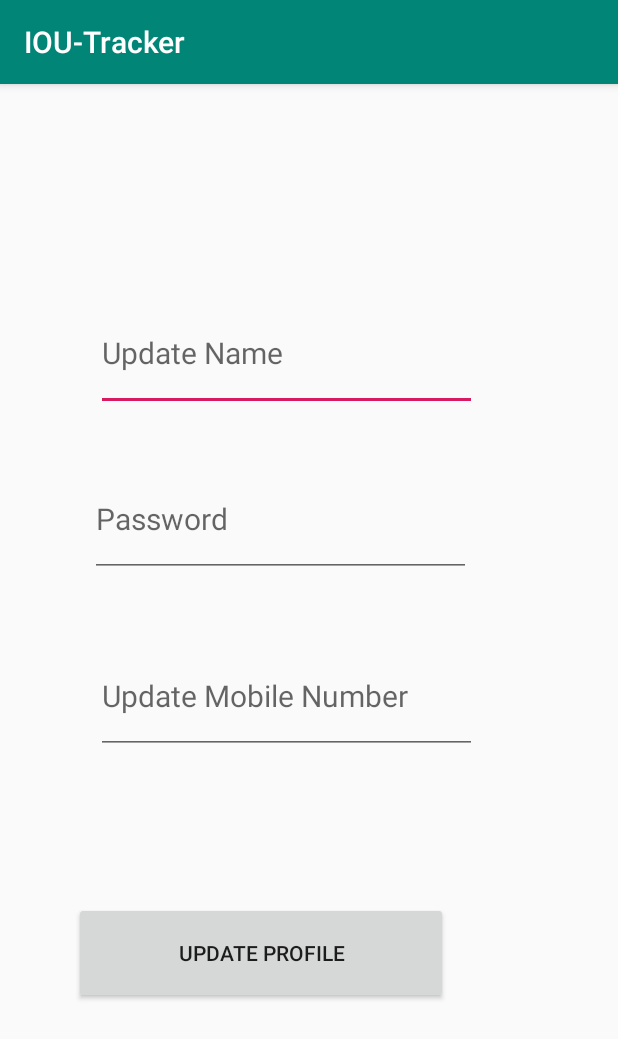
After one commit to pulkitvajpayee07/NITC-IOU-Tracker, an Android app: the UpdateActivity screen opened directly, with no data from a screen before it, on a phone screen of 412 x 824 dp. The commit adds this screen. Shown: the top 1039 px of the screen. Run offline under Robolectric (Android 15) with nearby library versions, the phone set to English and light mode, and no system bars; our stand-ins replace Firebase (no records; nobody signed in at launch, a user with empty details on screens opened directly).

Commit message:
updateActivity initial version

```diff
--- a/app/src/main/AndroidManifest.xml
+++ b/app/src/main/AndroidManifest.xml
@@ -15,6 +15,7 @@
         <activity android:name=".HaveGroupActivity" />
         <activity android:name=".HomeActivity" />
         <activity android:name=".LoginActivity" />
+        <activity android:name=".UpdateActivity" />
         <activity android:name=".MainActivity">
             <intent-filter>
                 <action android:name="android.intent.action.MAIN" />
--- a/app/src/main/java/com/example/iou_tracker/HomeActivity.java
+++ b/app/src/main/java/com/example/iou_tracker/HomeActivity.java
@@ -49,5 +49,14 @@ public class HomeActivity extends AppCompatActivity {
                 startActivity(ToCreateGroup);
             }
         });
+
+        btUpdateProfile.setOnClickListener(new View.OnClickListener() {
+            @Override
+            public void onClick(View view) {
+                Intent ToUpdate = new Intent(HomeActivity.this, UpdateActivity.class);
+                startActivity(ToUpdate);
+                //finish();
+            }
+        });
     }
 }
--- /dev/null
+++ b/app/src/main/java/com/example/iou_tracker/UpdateActivity.java
@@ -0,0 +1,98 @@
+package com.example.iou_tracker;
+
+import android.content.Intent;
+import android.os.Bundle;
+import android.util.Log;
+import android.view.View;
+import android.widget.Button;
+import android.widget.EditText;
+import android.widget.Toast;
+
+import androidx.annotation.NonNull;
+import androidx.appcompat.app.AppCompatActivity;
+
+import com.google.android.gms.tasks.OnFailureListener;
+import com.google.android.gms.tasks.OnSuccessListener;
+import com.google.firebase.auth.FirebaseAuth;
+import com.google.firebase.auth.FirebaseUser;
+import com.google.firebase.firestore.DocumentReference;
+import com.google.firebase.firestore.FirebaseFirestore;
+
+import java.util.HashMap;
+import java.util.Map;
+
+public  class UpdateActivity extends AppCompatActivity  {
+    private EditText pass, name, mobile ;
+    Button updatebtn;
+    private FirebaseFirestore db ;
+    FirebaseAuth mFirebaseAuth;
+    FirebaseFirestore fStore;
+    String userId;
+
+    protected void onCreate(Bundle savedInstanceState) {
+        super.onCreate(savedInstanceState);
+        setContentView(R.layout.activity_update);
+
+        db = FirebaseFirestore.getInstance();
+        pass = findViewById(R.id.editText_password);
+        name = findViewById(R.id.editText_name);
+        mobile = findViewById(R.id.editText_mobile);
+        updatebtn = findViewById(R.id.button_update);
+
+        updatebtn.setOnClickListener(new View.OnClickListener() {
+            @Override
+            public void onClick(View v) {
+                String newName = name.getText().toString().trim();
+                String newPassword = pass.getText().toString().trim();
+                String newMobile = mobile.getText().toString().trim();
+
+
+                if (newName.isEmpty()) {
+
+                }
+                if (newPassword.isEmpty()) {
+
+                }
+                if (newMobile.isEmpty()) {
+
+                }
+                FirebaseUser user = FirebaseAuth.getInstance().getCurrentUser();
+                userId = user.getUid();
+                if (user != null) {
+                    Log.d("OnSuccess", "User profile is updated" + userId);
+                    final DocumentReference documentReference = db.collection("Users").document(userId);
+                    Map<String, Object> updatemap = new HashMap<>();
+                    updatemap.put("FName", newName);
+                    updatemap.put("Contact", newMobile);
+                    documentReference.update(updatemap)
+                            .addOnSuccessListener(new OnSuccessListener<Void>() {
+                                @Override
+                                public void onSuccess(Void aVoid) {
+                                    Log.d("TAG", "OnSuccess: User profile is updated");
+                                    Toast.makeText(UpdateActivity.this,"your profile is updated ",Toast.LENGTH_SHORT).show();
+                                    Intent ToHome = new Intent(UpdateActivity.this, HomeActivity.class);
+                                    startActivity(ToHome);
+                                }
+                            })
+                            .addOnFailureListener(new OnFailureListener() {
+                                @Override
+                                public void onFailure(@NonNull Exception e) {
+                                    Log.e("TAG", "OnFailure: ", e);
+                                }
+                            });
+
+                } else {
+                    // No user is signed in
+                }
+            }
+        });
+
+
+                //mFirebaseAuth = FirebaseAuth.getInstance();
+                //userId = mFirebaseAuth.getCurrentUser().getUid();
+
+
+
+}
+
+}
--- /dev/null
+++ b/app/src/main/res/layout/activity_update.xml
@@ -0,0 +1,67 @@
+<?xml version="1.0" encoding="utf-8"?>
+<androidx.constraintlayout.widget.ConstraintLayout xmlns:android="http://schemas.android.com/apk/res/android"
+    xmlns:app="http://schemas.android.com/apk/res-auto"
+    xmlns:tools="http://schemas.android.com/tools"
+    android:layout_width="match_parent"
+    android:layout_height="match_parent">
+
+    <EditText
+        android:id="@+id/editText_name"
+        android:layout_width="254dp"
+        android:layout_height="77dp"
+        android:layout_marginStart="64dp"
+        android:layout_marginLeft="64dp"
+        android:layout_marginTop="120dp"
+        android:layout_marginBottom="7dp"
+        android:ems="10"
+        android:hint="Update Name"
+        android:inputType="textPersonName"
+        android:textSize="20dp"
+        app:layout_constraintBottom_toTopOf="@+id/editText_password"
+        app:layout_constraintStart_toStartOf="parent"
+        app:layout_constraintTop_toTopOf="parent" />
+
+    <EditText
+        android:id="@+id/editText_password"
+        android:layout_width="254dp"
+        android:layout_height="77dp"
+        android:layout_marginStart="60dp"
+        android:layout_marginLeft="60dp"
+        android:layout_marginTop="5dp"
+        android:layout_marginBottom="20dp"
+        android:ems="10"
+        android:hint="Password"
+        android:inputType="textPassword"
+        android:textSize="20dp"
+        app:layout_constraintBottom_toTopOf="@+id/editText_mobile"
+        app:layout_constraintStart_toStartOf="parent"
+        app:layout_constraintTop_toBottomOf="@+id/editText_name" />
+
+    <EditText
+        android:id="@+id/editText_mobile"
+        android:layout_width="254dp"
+        android:layout_height="77dp"
+        android:layout_marginStart="64dp"
+        android:layout_marginLeft="64dp"
+        android:layout_marginBottom="78dp"
+        android:ems="10"
+        android:hint="Update Mobile Number"
+        android:inputType="phone"
+        android:textSize="20dp"
+        app:layout_constraintBottom_toTopOf="@+id/button_update"
+        app:layout_constraintStart_toStartOf="parent"
+        app:layout_constraintTop_toBottomOf="@+id/editText_password" />
+
+    <Button
+        android:id="@+id/button_update"
+        android:layout_width="249dp"
+        android:layout_height="68dp"
+        android:layout_marginStart="49dp"
+        android:layout_marginLeft="49dp"
+        android:layout_marginBottom="134dp"
+        android:text="Update Profile"
+        app:layout_constraintBottom_toBottomOf="parent"
+        app:layout_constraintStart_toStartOf="parent"
+        app:layout_constraintTop_toBottomOf="@+id/editText_mobile" />
+
+</androidx.constraintlayout.widget.ConstraintLayout>
```
